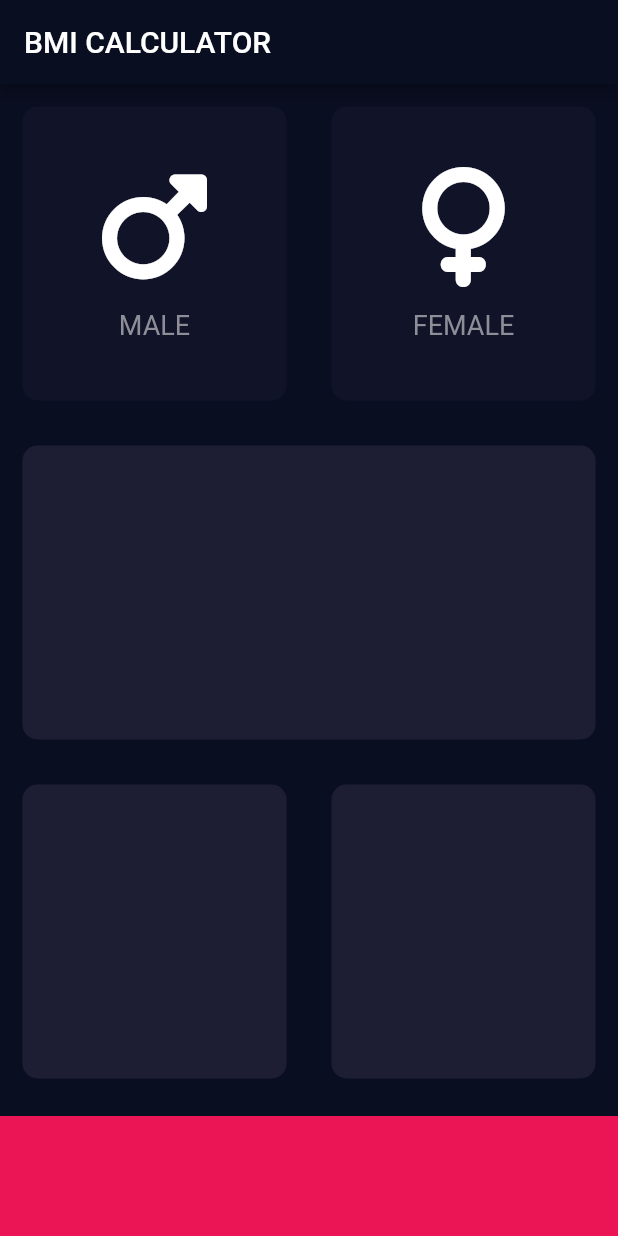
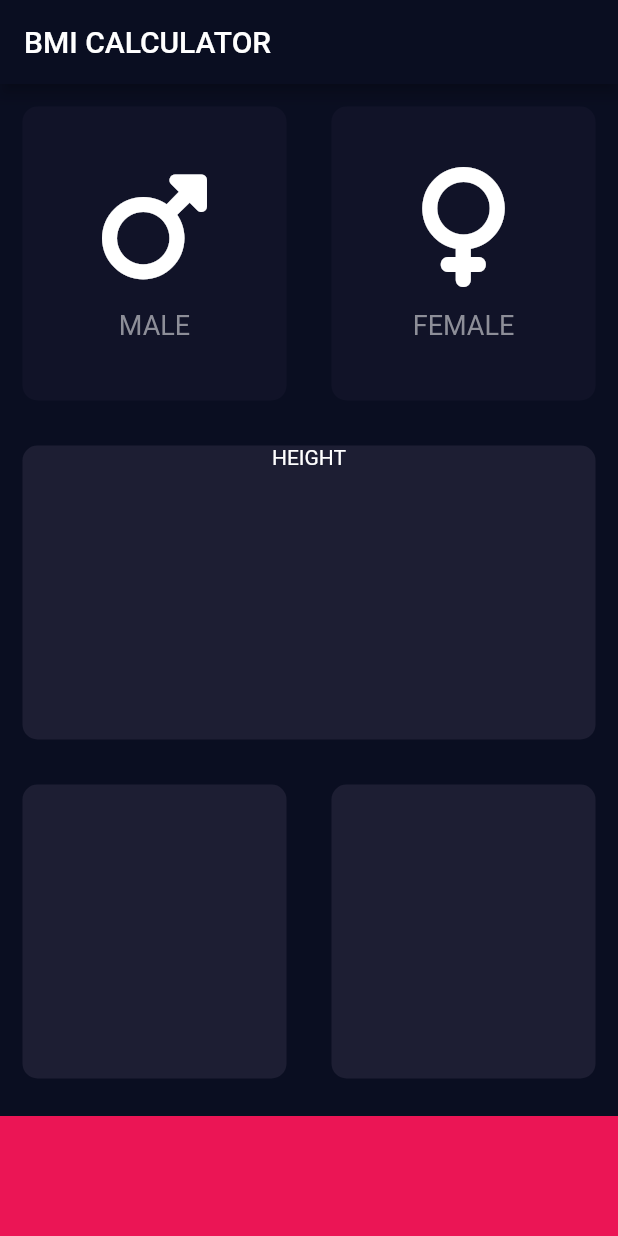
Before and after one commit to AndresLince/bmi_calculator, a Flutter app: the screen it shows after launch, on a phone screen of 412 x 824 dp. Run offline on Flutter 3.47's test engine with Material 2 defaults, Android fonts, the phone set to English and light mode, and no system bars; our stand-ins replace font_awesome_flutter.

Commit message:
Add text children

```diff
--- a/lib/input_page.dart
+++ b/lib/input_page.dart
@@ -64,7 +64,12 @@ class _InputPageState extends State<InputPage> {
               child: Row(
                 children: [
                   Expanded(
-                    child: ReusableCard(colour: activeCardColor),
+                    child: ReusableCard(colour: activeCardColor,
+                    cardChild: Column(
+                      children: [
+                        Text('HEIGHT')
+                      ],
+                    ),),
                   ),
                 ],
               ),
```
